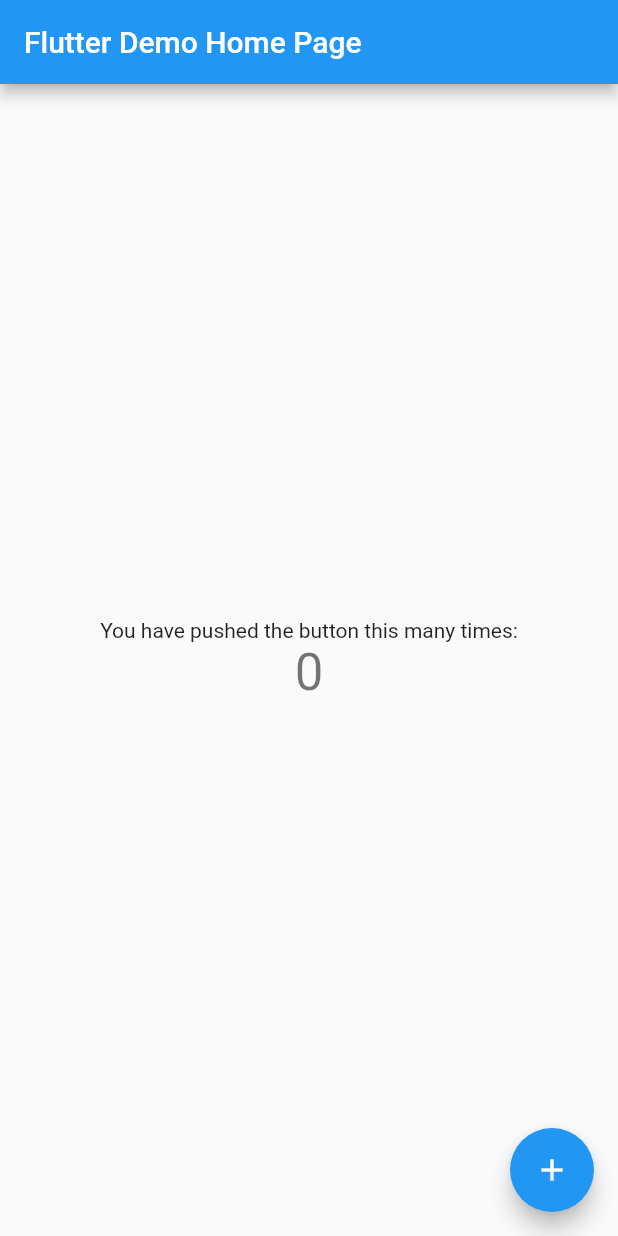
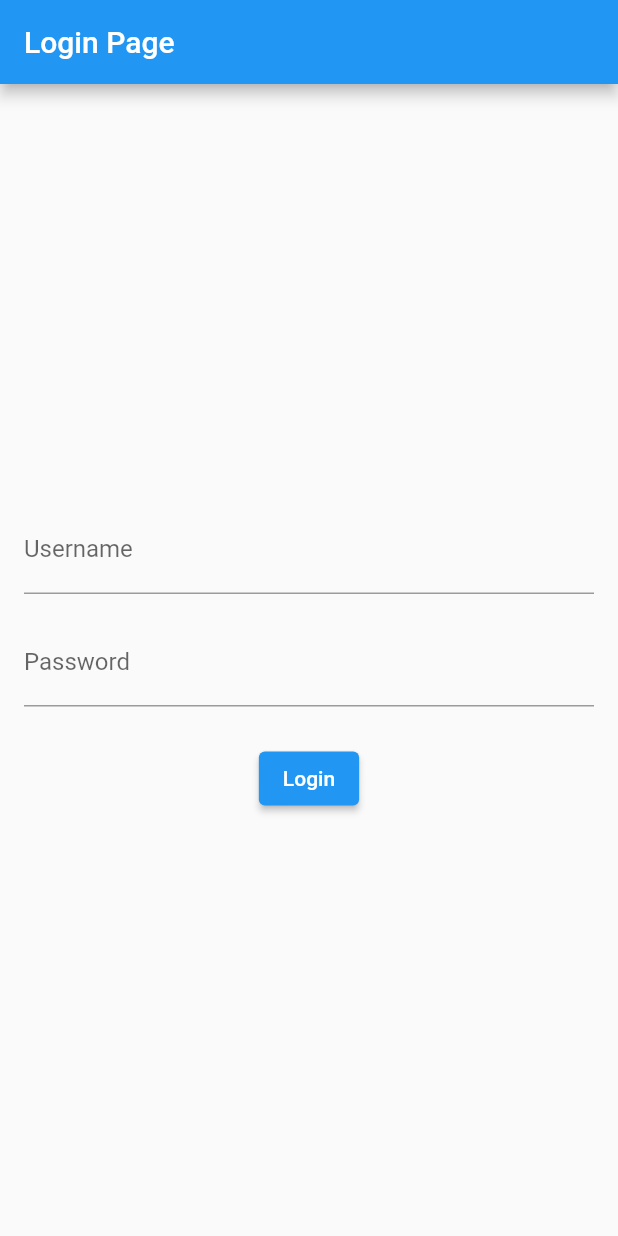
Before and after one commit to Practical02/exam-duty, a Flutter app: the screen it shows after launch, on a phone screen of 412 x 824 dp. Run offline on Flutter 3.47's test engine with Material 2 defaults, Android fonts, the light colour scheme and no system bars.

Commit message:
initialised screens

```diff
--- a/lib/main.dart
+++ b/lib/main.dart
@@ -1,4 +1,7 @@
 import 'package:flutter/material.dart';
+import 'screens/login_page.dart';
+import 'screens/admin_dashboard.dart';
+import 'screens/user_dashboard.dart';
 
 void main() {
   runApp(const MyApp());
@@ -6,110 +9,19 @@
 
 class MyApp extends StatelessWidget {
   const MyApp({super.key});
-
-  // This widget is the root of your application.
   @override
   Widget build(BuildContext context) {
     return MaterialApp(
       title: 'Flutter Demo',
       theme: ThemeData(
-        // This is the theme of your application.
-        //
-        // Try running your application with "flutter run". You'll see the
-        // application has a blue toolbar. Then, without quitting the app, try
-        // changing the primarySwatch below to Colors.green and then invoke
-        // "hot reload" (press "r" in the console where you ran "flutter run",
-        // or simply save your changes to "hot reload" in a Flutter IDE).
-        // Notice that the counter didn't reset back to zero; the application
-        // is not restarted.
         primarySwatch: Colors.blue,
       ),
-      home: const MyHomePage(title: 'Flutter Demo Home Page'),
+      initialRoute: '/',
+      routes: {
+        '/': (context) => const LoginPage(),
+        '/user': (context) => const UserDashboard(),
+        '/admin': (context) => const AdminDashboard(),
+      },
     );
   }
 }
-
-class MyHomePage extends StatefulWidget {
-  const MyHomePage({super.key, required this.title});
-
-  // This widget is the home page of your application. It is stateful, meaning
-  // that it has a State object (defined below) that contains fields that affect
-  // how it looks.
-
-  // This class is the configuration for the state. It holds the values (in this
-  // case the title) provided by the parent (in this case the App widget) and
-  // used by the build method of the State. Fields in a Widget subclass are
-  // always marked "final".
-
-  final String title;
-
-  @override
-  State<MyHomePage> createState() => _MyHomePageState();
-}
-
-class _MyHomePageState extends State<MyHomePage> {
-  int _counter = 0;
-
-  void _incrementCounter() {
-    setState(() {
-      // This call to setState tells the Flutter framework that something has
-      // changed in this State, which causes it to rerun the build method below
-      // so that the display can reflect the updated values. If we changed
-      // _counter without calling setState(), then the build method would not be
-      // called again, and so nothing would appear to happen.
-      _counter++;
-    });
-  }
-
-  @override
-  Widget build(BuildContext context) {
-    // This method is rerun every time setState is called, for instance as done
-    // by the _incrementCounter method above.
-    //
-    // The Flutter framework has been optimized to make rerunning build methods
-    // fast, so that you can just rebuild anything that needs updating rather
-    // than having to individually change instances of widgets.
-    return Scaffold(
-      appBar: AppBar(
-        // Here we take the value from the MyHomePage object that was created by
-        // the App.build method, and use it to set our appbar title.
-        title: Text(widget.title),
-      ),
-      body: Center(
-        // Center is a layout widget. It takes a single child and positions it
-        // in the middle of the parent.
-        child: Column(
-          // Column is also a layout widget. It takes a list of children and
-          // arranges them vertically. By default, it sizes itself to fit its
-          // children horizontally, and tries to be as tall as its parent.
-          //
-          // Invoke "debug painting" (press "p" in the console, choose the
-          // "Toggle Debug Paint" action from the Flutter Inspector in Android
-          // Studio, or the "Toggle Debug Paint" command in Visual Studio Code)
-          // to see the wireframe for each widget.
-          //
-          // Column has various properties to control how it sizes itself and
-          // how it positions its children. Here we use mainAxisAlignment to
-          // center the children vertically; the main axis here is the vertical
-          // axis because Columns are vertical (the cross axis would be
-          // horizontal).
-          mainAxisAlignment: MainAxisAlignment.center,
-          children: <Widget>[
-            const Text(
-              'You have pushed the button this many times:',
-            ),
-            Text(
-              '$_counter',
-              style: Theme.of(context).textTheme.headlineMedium,
-            ),
-          ],
-        ),
-      ),
-      floatingActionButton: FloatingActionButton(
-        onPressed: _incrementCounter,
-        tooltip: 'Increment',
-        child: const Icon(Icons.add),
-      ), // This trailing comma makes auto-formatting nicer for build methods.
-    );
-  }
-}
--- /dev/null
+++ b/lib/screens/login_page.dart
@@ -0,0 +1,47 @@
+import 'package:flutter/material.dart';
+
+class LoginPage extends StatelessWidget {
+  const LoginPage({Key? key}) : super(key: key);
+
+  @override
+  Widget build(BuildContext context) {
+    return Scaffold(
+      appBar: AppBar(
+        title: const Text('Login Page'),
+      ),
+      body: Center(
+        child: Padding(
+          padding: const EdgeInsets.all(16.0),
+          child: Column(
+            mainAxisAlignment: MainAxisAlignment.center,
+            crossAxisAlignment: CrossAxisAlignment.center,
+            children: [
+              const TextField(
+                decoration: InputDecoration(
+                  labelText: 'Username',
+                ),
+              ),
+              const SizedBox(height: 16.0),
+              const TextField(
+                obscureText: true, // Use this for password input
+                decoration: InputDecoration(
+                  labelText: 'Password',
+                ),
+              ),
+              const SizedBox(height: 24.0),
+              ElevatedButton(
+                onPressed: () {
+                  // Add your login logic here
+                  // Typically, you'd validate the credentials and navigate to the next screen on success.
+                  // For this example, we'll just navigate to the user dashboard.
+                  Navigator.pushReplacementNamed(context, '/user');
+                },
+                child: const Text('Login'),
+              ),
+            ],
+          ),
+        ),
+      ),
+    );
+  }
+}
```
Also changed, not shown: lib/screens/admin_dashboard.dart (added, +26 -0 lines), lib/screens/user_dashboard.dart (added, +26 -0 lines).
